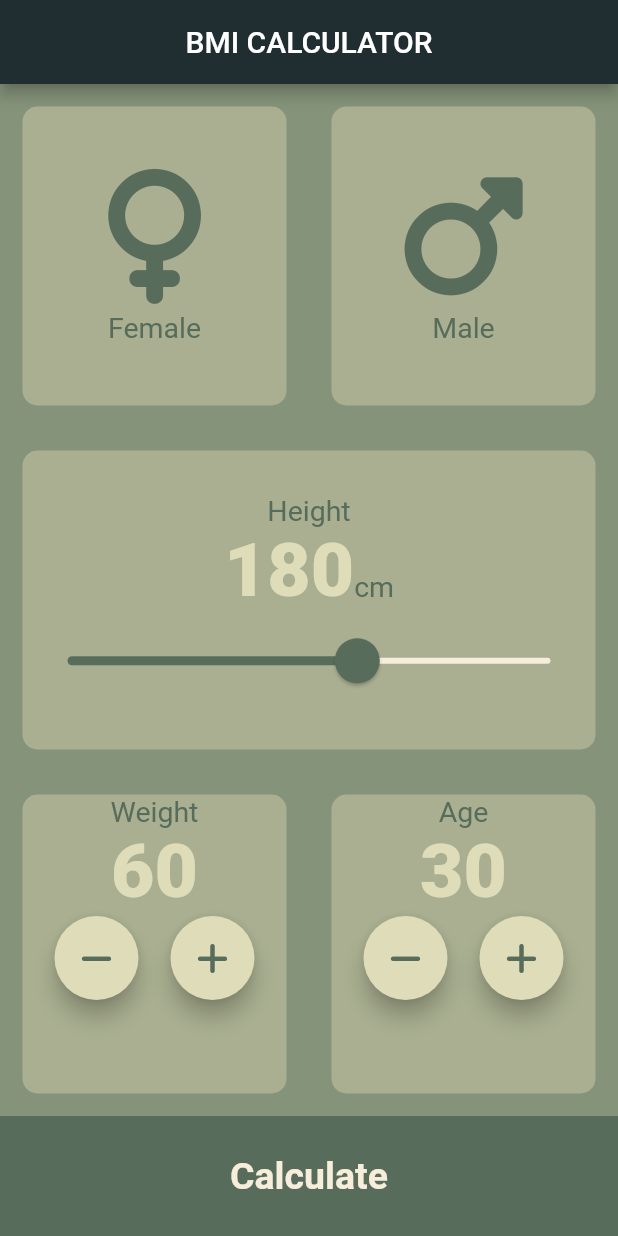
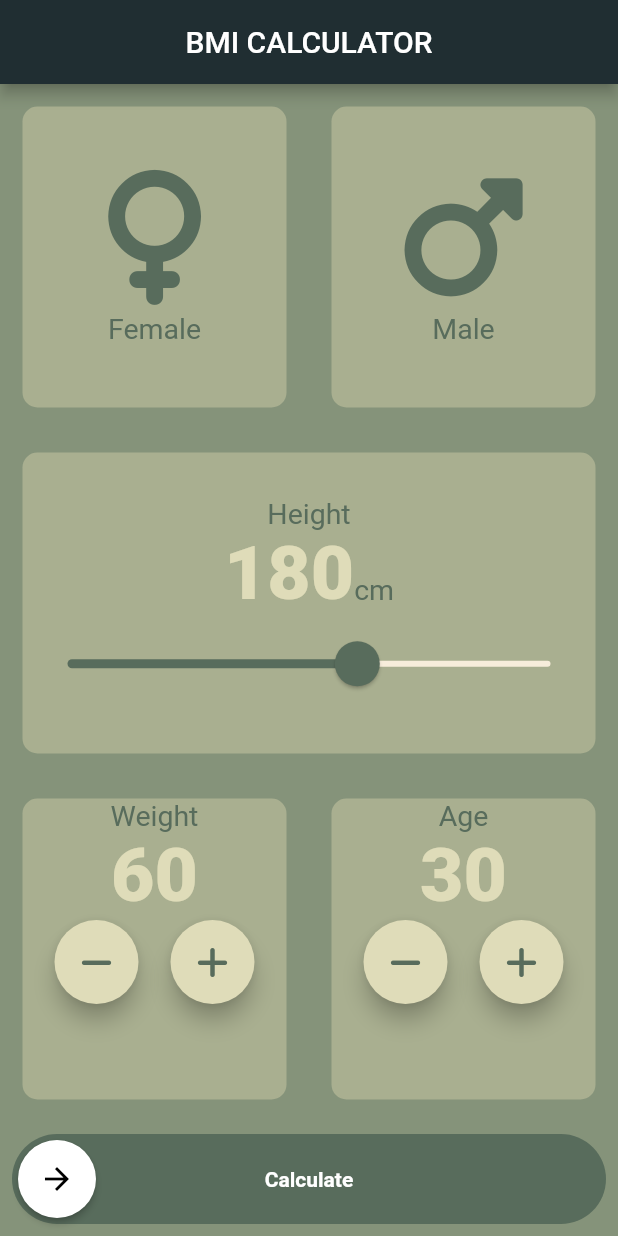
Before and after one commit to zahraakbari1234/flutterclassrepo, a Flutter app: the screen it shows after launch, on a phone screen of 412 x 824 dp. Run offline on Flutter 3.47's test engine with Material 2 defaults, Android fonts, the phone set to English and light mode, and no system bars; drawn by our look-alikes of swipeable_button_view; our stand-ins replace audioplayers, font_awesome_flutter, page_transition, slide_to_act.

Commit message:
bmi_finish

```diff
--- a/bmi_cal_app/lib/screens/input_page.dart
+++ b/bmi_cal_app/lib/screens/input_page.dart
@@ -6,6 +6,11 @@ import '../components/icon_content.dart';
 import '../constants.dart';
 import '../components/round_icon_button.dart';
 import '../components/calc_button.dart';
+import 'package:bmi_cal_start/calculator.dart';
+import 'package:slide_to_act/slide_to_act.dart';
+import 'package:swipeable_button_view/swipeable_button_view.dart';
+import 'package:page_transition/page_transition.dart';
+
 
 enum Gender { male, female }
 
@@ -19,6 +24,7 @@ class _InputPageState extends State<InputPage> {
   int height = 180;
   int weight = 60;
   int age = 30;
+  bool _isFinished = false;
 
   @override
   Widget build(BuildContext context) {
@@ -182,17 +188,102 @@ class _InputPageState extends State<InputPage> {
           ],
         )),
 
+        //swipeable button
+        /* */
+        Padding(
+          padding: const EdgeInsets.all(8.0),
+          child: SwipeableButtonView(
+            isFinished: _isFinished,
+            onFinish: () async {
+              Calculator calc = Calculator(height: height, weight: weight);
+              await Navigator.push(
+                context,
+                PageTransition(
+                    child: ResultPage(
+                          bmiResult: calc.CalculateBmi(),
+                          resultText: calc.GetResult(),
+                          detailResult: calc.GetDetails(),
+                        ),
+                    type: PageTransitionType.fade)
+
+              );
+              setState(() {
+                _isFinished = false;
+              });
+            },
+            onWaitingProcess: () {
+              Future.delayed(Duration(seconds: 1), () {
+                setState(() {
+                  _isFinished = true;
+                });
+              });
+            },
+            activeColor: Color(0xff586c5c),
+            buttonWidget: Icon(
+              Icons.arrow_forward,
+              color: Colors.black,
+            ),
+            buttonText: 'Calculate',
+          ),
+        )
+
+        //slide to action
+        /*
+          Padding(
+          padding: const EdgeInsets.all(10.0),
+          child: SlideAction(
+
+            animationDuration: Duration(milliseconds: 300),
+            elevation: 0,
+            borderRadius: 12,
+            innerColor:const Color(0xff586c5c),
+            outerColor: const Color(0xffa9af90),
+            sliderButtonIcon: const Icon(Icons.arrow_forward , color: Colors.white,),
+            text: "CALCULATE",
+            textStyle: const TextStyle(
+              color: Colors.white,
+              fontSize: 24
+            ),
+            onSubmit: (){
+              Calculator calc = Calculator(height: height, weight: weight);
+
+              Navigator.push(
+                  context,
+                  MaterialPageRoute(
+                  builder: (context) =>  ResultPage(bmiResult: calc.CalculateBmi()
+                , resultText: calc.GetResult(),
+                detailResult: calc.GetDetails(),
+              ),
+                  ),
+              );
+            },
+          ),
+        )
+        */
+
+        //my customized button
+        /*
         CalcButton(
           onTap: () {
+            Calculator calc = Calculator(height: height, weight: weight);
+
+            print(calc.CalculateBmi());
+            print(calc.GetDetails());
+            print(calc.GetResult());
+
             Navigator.push(
               context,
               MaterialPageRoute(
-                builder: (context) => const ResultPage(),
+                builder: (context) =>  ResultPage(bmiResult: calc.CalculateBmi()
+                  , resultText: calc.GetResult(),
+                  detailResult: calc.GetDetails(),
+                ),
               ),
             );
           },
           titleButton: 'Calculate',
         ),
+         */
       ]),
     );
   }
--- a/bmi_cal_app/pubspec.yaml
+++ b/bmi_cal_app/pubspec.yaml
@@ -35,6 +35,9 @@ dependencies:
   # Use with the CupertinoIcons class for iOS style icons.
   cupertino_icons: ^1.0.2
   font_awesome_flutter: ^10.4.0
+  swipeable_button_view: ^0.0.2
+  page_transition: ^2.0.9
+  slide_to_act: ^2.0.1
 
 dev_dependencies:
   flutter_test:
```
Also changed, not shown: bmi_cal_app/lib/screens/result_page.dart (+22 -6 lines).
